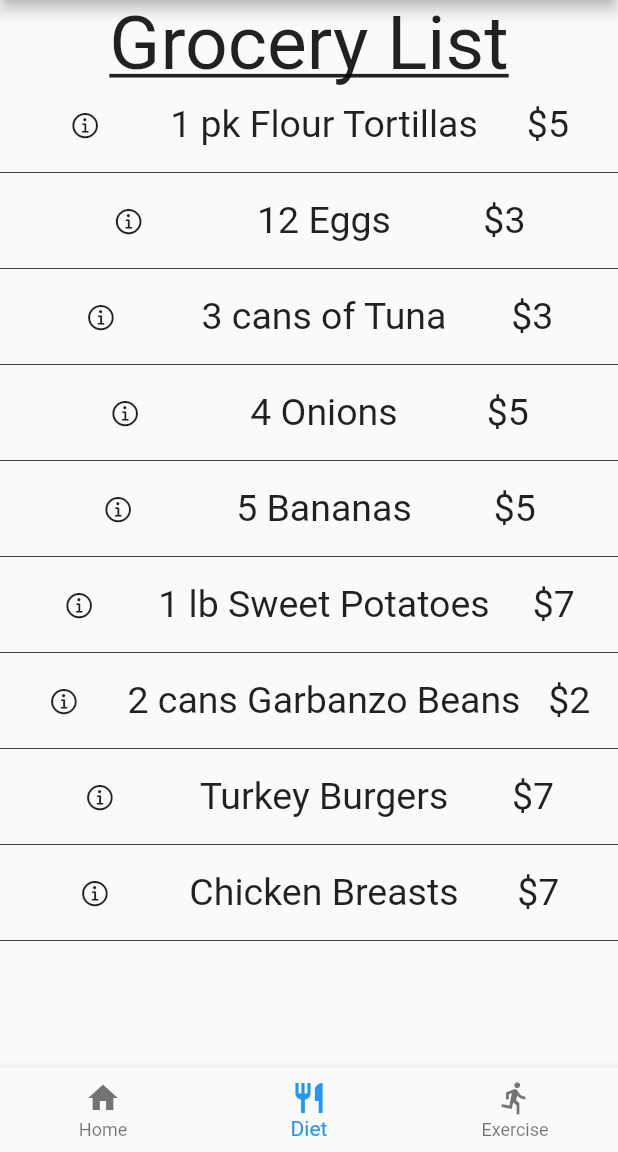
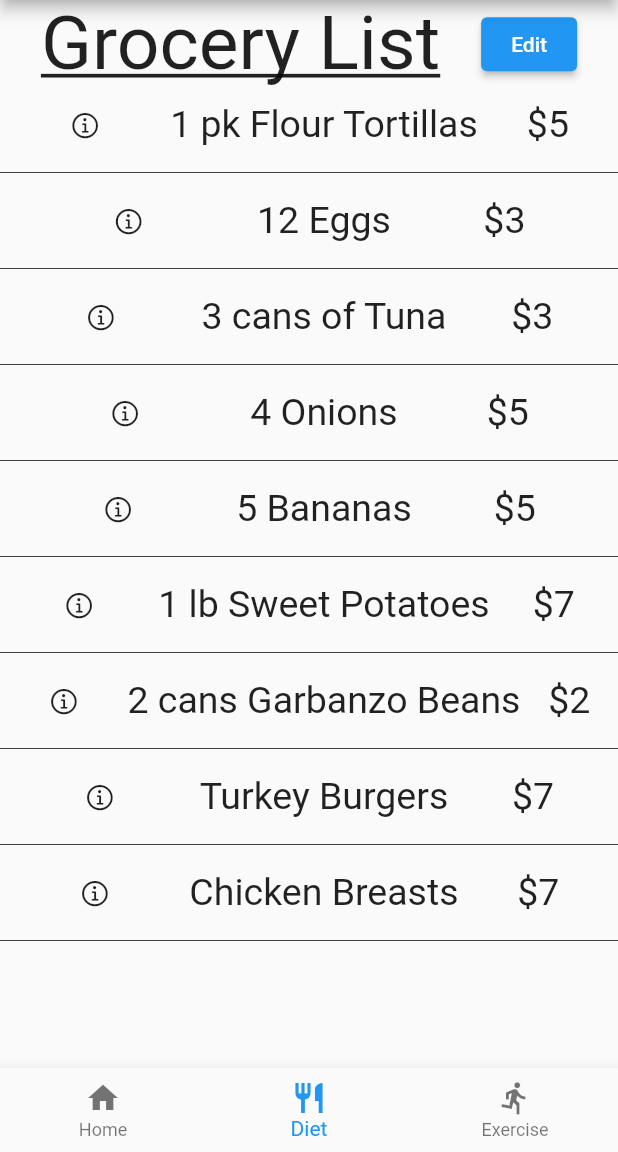
Before and after one commit to lmora21/nutrition_buddy, a Flutter app: the screen it shows after launch, item 2 of the bottom bar chosen, on a phone screen of 412 x 824 dp, the part 84-1236 px from its top. Run offline on Flutter 3.47's test engine with Material 2 defaults, Android fonts, the phone set to English and light mode, and no system bars; our stand-ins replace pie_chart.

Commit message:
Finished Diet Edit Screen Mode

```diff
--- a/lib/dietScreen.dart
+++ b/lib/dietScreen.dart
@@ -1,8 +1,9 @@
+import 'package:cs422_gr4_nutribuddy/dietEditScreen.dart';
 import 'package:flutter/cupertino.dart';
 import 'package:flutter/material.dart';
 import 'GroceryList.dart';
 import 'dietInfoScreen.dart';
-
+import 'dietEditScreen.dart';
 
 class DietScreen extends StatelessWidget {
   const DietScreen({super.key});
@@ -13,7 +14,15 @@ class DietScreen extends StatelessWidget {
       // mainAxisAlignment: MainAxisAlignment.spaceBetween,
       children: <Widget>[
         // TODO: Fill in screen
-        Text("Grocery List", style: TextStyle(decoration: TextDecoration.underline, fontSize: 50)),
+        Row(
+          mainAxisAlignment: MainAxisAlignment.spaceEvenly,
+          children: [
+            Text("Grocery List", style: TextStyle(decoration: TextDecoration.underline, fontSize: 50)),
+            ElevatedButton(onPressed: () {
+              Navigator.push(context, MaterialPageRoute(builder: (context) => DietEditScreen()));
+            }, child: Text("Edit")),
+          ],
+        ),
         for (var i = 0; i < GroceryList.prices.length; i++) ...[
           Row(
             mainAxisAlignment: MainAxisAlignment.spaceEvenly,
```
Also changed, not shown: lib/dietEditScreen.dart (added, +80 -0 lines).
